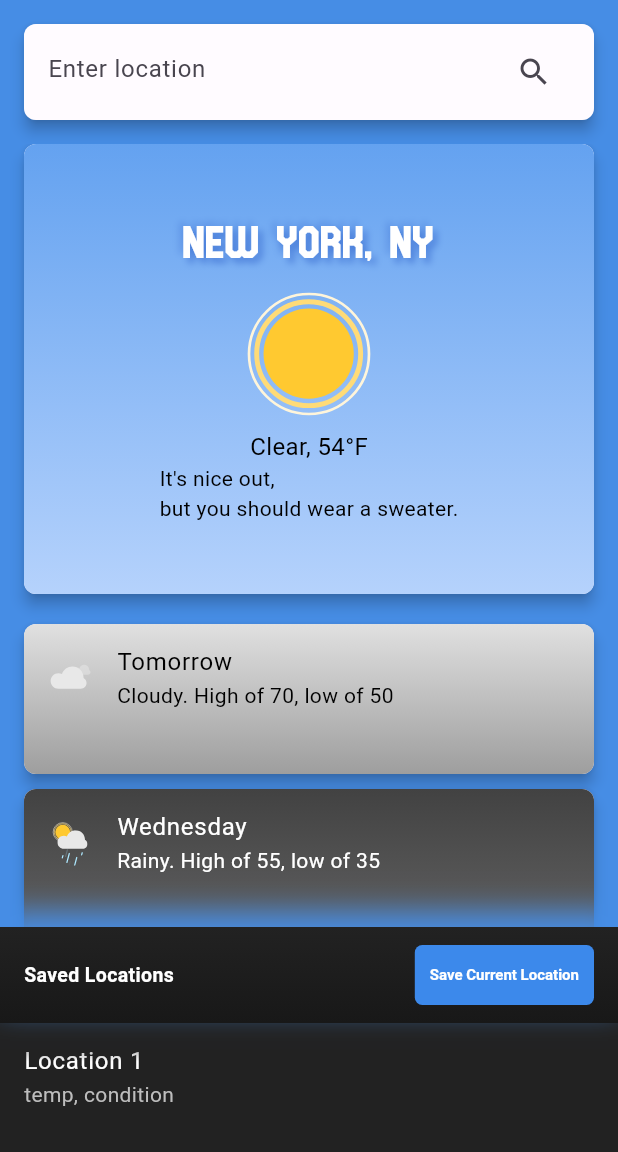
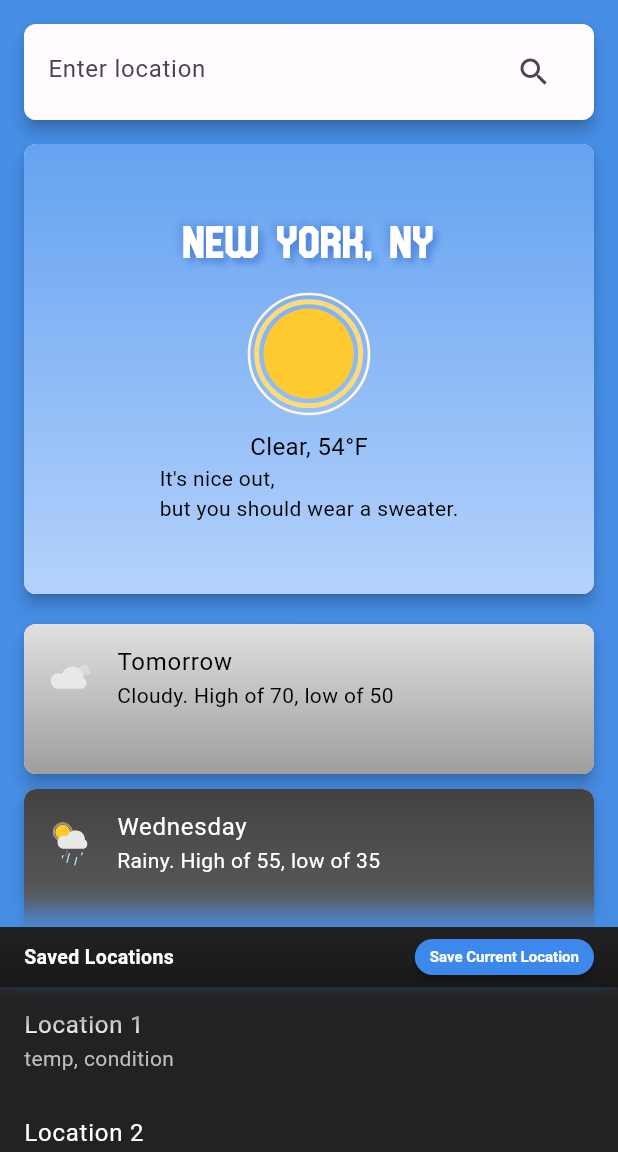
Before and after one commit to TheGreatJustinn/COSC-625, a Flutter app: the screen it shows after launch, on a phone screen of 412 x 824 dp, the part 84-1236 px from its top. Run offline on Flutter 3.47's test engine with Material 3 defaults, Android fonts, the phone set to English and light mode, and no system bars; our stand-ins replace lottie.

Commit message:
fine-tuning saved locations header

```diff
--- a/weatherplan2/lib/screens/saved_locations.dart
+++ b/weatherplan2/lib/screens/saved_locations.dart
@@ -21,6 +21,7 @@ class SavedLocations extends StatelessWidget {
 
   Widget _buildHeader(BuildContext context) {
     return Container(
+      height: 40,
       padding: EdgeInsets.symmetric(horizontal: 16, vertical: 8),
       decoration: BoxDecoration(
         gradient: LinearGradient(
@@ -49,8 +50,8 @@ class SavedLocations extends StatelessWidget {
             style: ElevatedButton.styleFrom(
               backgroundColor: Color(0xFF3C89EB),
               foregroundColor: Colors.white,
-              elevation: 0,
-              shape: RoundedRectangleBorder(borderRadius: BorderRadius.circular(5)),
+              elevation: 2,
+              shape: RoundedRectangleBorder(borderRadius: BorderRadius.circular(12)),
               padding: EdgeInsets.symmetric(horizontal: 10, vertical: 5),
               textStyle: TextStyle(fontSize: 10, fontWeight: FontWeight.bold),
             ),
```
